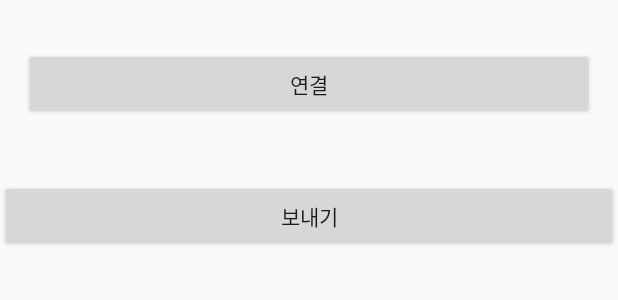
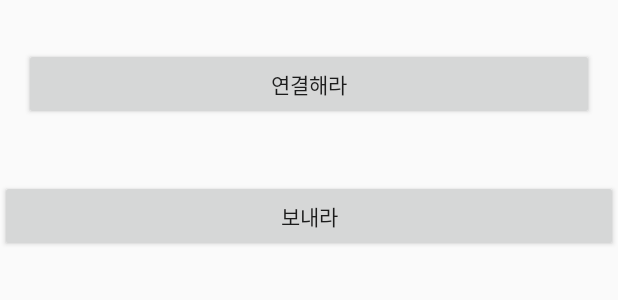
Before and after one commit to hse801/EyeShoe, an Android app: the layout activity_main.xml on its own in the app's theme, with its tools: preview values and no code run, on a phone screen of 412 x 824 dp. Shown: the top 300 px of the screen. Run offline under Robolectric (Android 15) with nearby library versions, the light colour scheme and no system bars.

Commit message:
버튼 이름 바꿈

```diff
--- a/app/src/main/res/values/strings.xml
+++ b/app/src/main/res/values/strings.xml
@@ -1,5 +1,5 @@
 <resources>
     <string name="app_name">sinbal</string>
-    <string name="connect">연결</string>
-    <string name="send">보내기</string>
+    <string name="connect">연결해라</string>
+    <string name="send">보내라</string>
 </resources>
```
